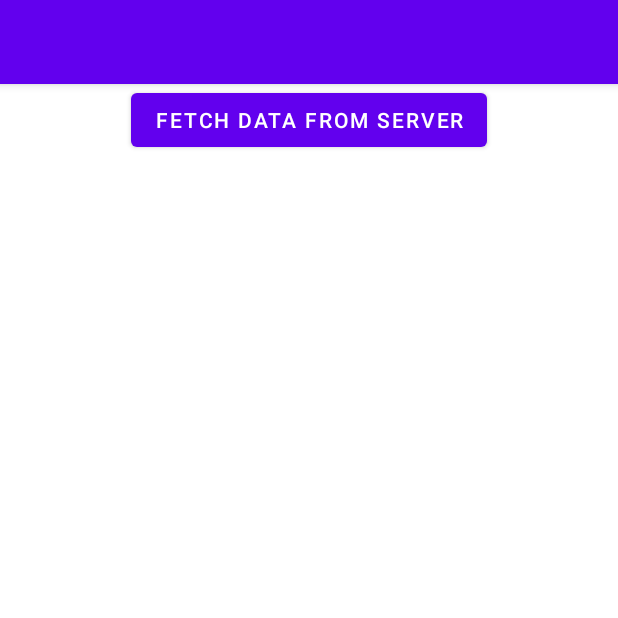
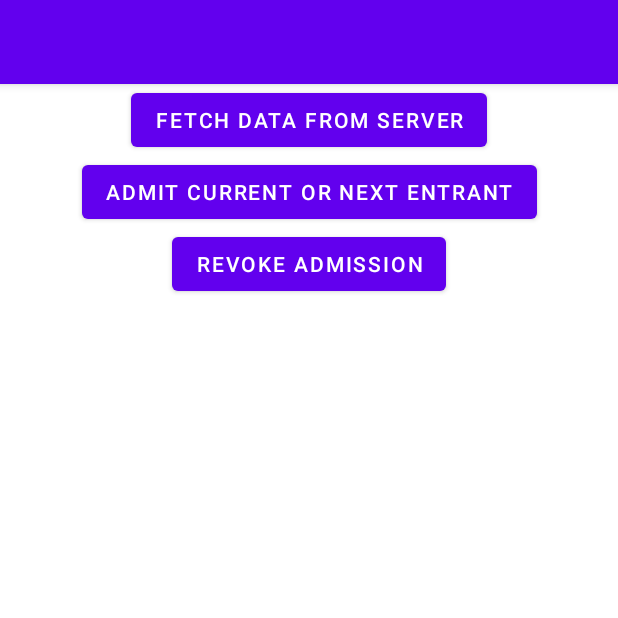
Before and after one commit to alexprieger/EE250FinalProject, an Android app: the screen it shows after launch (MainActivity), on a phone screen of 412 x 824 dp, the top half of it. Run offline under Robolectric (Android 15) with nearby library versions, the phone set to English and light mode, and no system bars.

Commit message:
Created Lock app

```diff
--- a/LockApp/app/src/main/AndroidManifest.xml
+++ b/LockApp/app/src/main/AndroidManifest.xml
@@ -1,8 +1,11 @@
 <?xml version="1.0" encoding="utf-8"?>
 <manifest xmlns:android="http://schemas.android.com/apk/res/android"
+    xmlns:tools="http://schemas.android.com/tools"
     package="com.ajp.lockapp">
 
+    <uses-permission android:name="android.permission.INTERNET" />
     <application
+        android:usesCleartextTraffic="true"
         android:allowBackup="true"
         android:icon="@mipmap/ic_launcher"
         android:label="@string/app_name"
--- a/LockApp/app/src/main/res/layout/activity_main.xml
+++ b/LockApp/app/src/main/res/layout/activity_main.xml
@@ -7,6 +7,7 @@
     tools:context=".MainActivity">
 
     <Button
+        android:id="@+id/fetch_data_button"
         android:layout_width="wrap_content"
         android:layout_height="wrap_content"
         android:text="Fetch data from server"
@@ -14,4 +15,22 @@
         app:layout_constraintRight_toRightOf="parent"
         app:layout_constraintTop_toTopOf="parent" />
 
+    <Button
+        android:id="@+id/unlock_button"
+        android:layout_width="wrap_content"
+        android:layout_height="wrap_content"
+        android:text="Admit current or next entrant"
+        app:layout_constraintLeft_toLeftOf="parent"
+        app:layout_constraintRight_toRightOf="parent"
+        app:layout_constraintTop_toBottomOf="@id/fetch_data_button" />
+
+    <Button
+        android:id="@+id/lock_button"
+        android:layout_width="wrap_content"
+        android:layout_height="wrap_content"
+        android:text="Revoke admission"
+        app:layout_constraintLeft_toLeftOf="parent"
+        app:layout_constraintRight_toRightOf="parent"
+        app:layout_constraintTop_toBottomOf="@id/unlock_button" />
+
 </androidx.constraintlayout.widget.ConstraintLayout>
--- a/LockApp/build.gradle
+++ b/LockApp/build.gradle
@@ -5,7 +5,7 @@ buildscript {
         mavenCentral()
     }
     dependencies {
-        classpath "com.android.tools.build:gradle:7.0.3"
+        classpath 'com.android.tools.build:gradle:7.1.3'
         classpath "org.jetbrains.kotlin:kotlin-gradle-plugin:1.5.31"
 
         // NOTE: Do not place your application dependencies here; they belong
```
Also changed, not shown: LockApp/app/src/main/java/com/ajp/lockapp/MainActivity.kt (+93 -1 lines), LockApp/gradle/wrapper/gradle-wrapper.properties.
